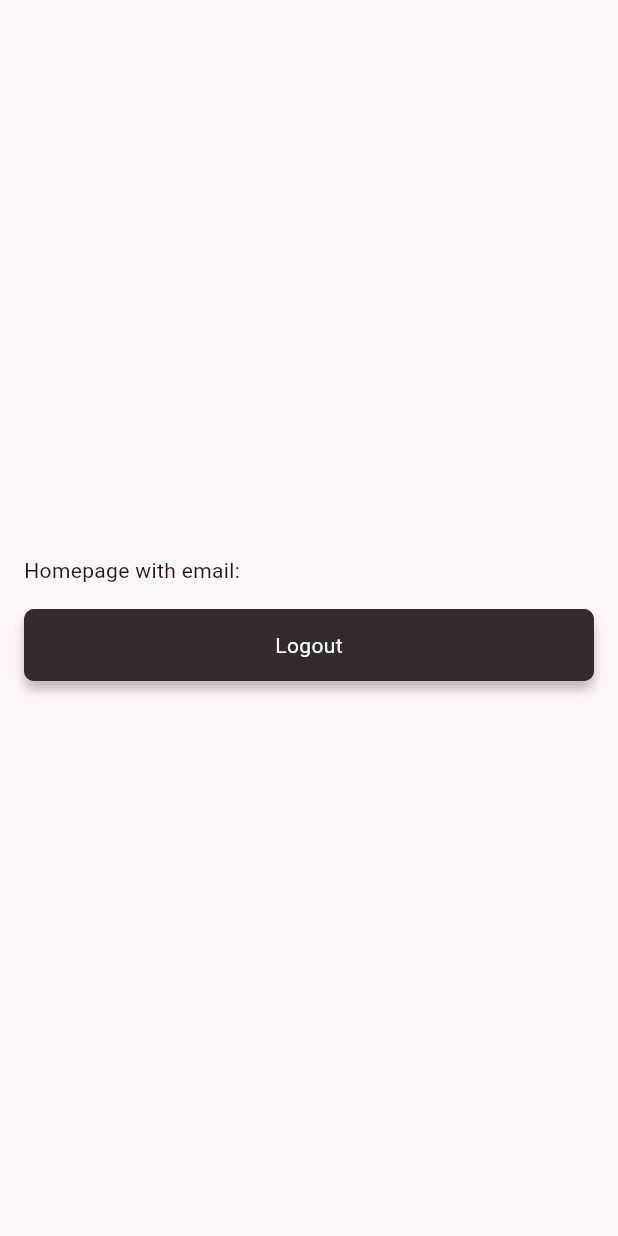
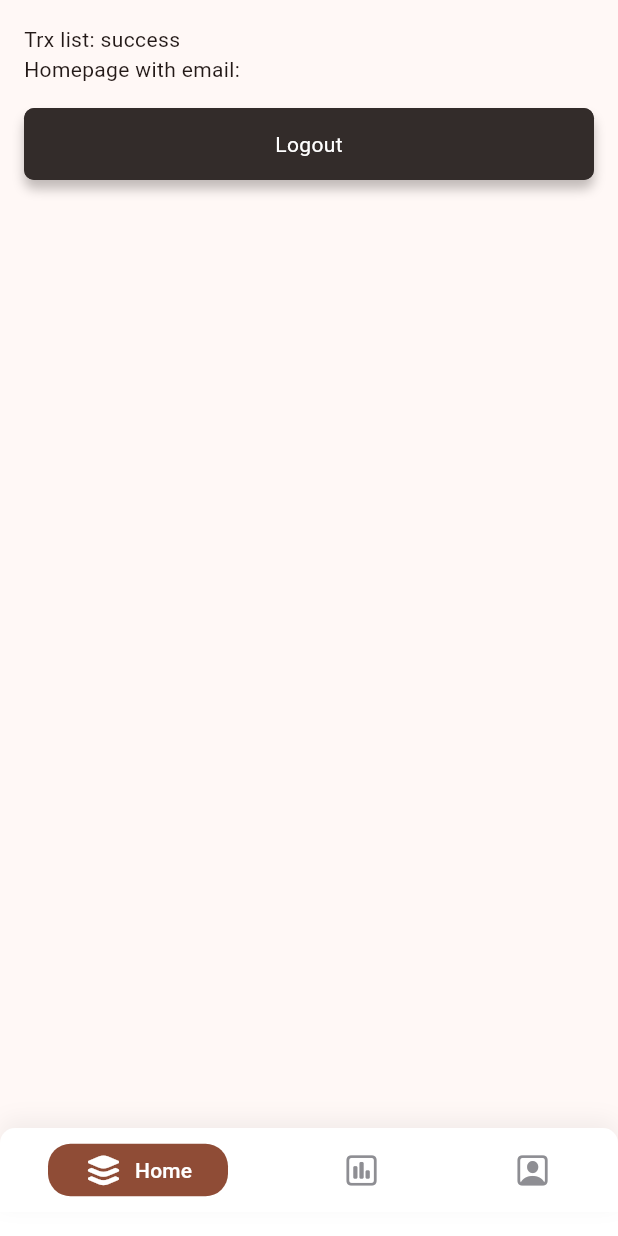
Before and after one commit to 7ANV1R/ThriftyCash, a Flutter app: the screen it shows once a user with an empty profile is signed in, on a phone screen of 412 x 824 dp. Run offline on Flutter 3.47's test engine with Material 3 defaults, Android fonts, the phone set to English and light mode, and no system bars; drawn by our look-alikes of persistent_bottom_nav_bar_v2; our stand-ins replace after_layout, flutter_hooks, flutter_spinkit, fpdart, gap, go_router and 3 more; accounts and stored records are empty.

Commit message:
🏗 added navbar

```diff
--- /dev/null
+++ b/lib/data/api/trx_api.dart
@@ -0,0 +1,37 @@
+import 'package:hooks_riverpod/hooks_riverpod.dart';
+import 'package:supabase_flutter/supabase_flutter.dart';
+import 'package:thrifycash/common/ui/logger.dart';
+
+final trxAPIProvider = Provider((ref) {
+  return TrxAPI(
+    supabaseClient: Supabase.instance.client,
+  );
+});
+
+abstract class ITrxAPI {
+  Future<String> getTrxList();
+}
+
+class TrxAPI implements ITrxAPI {
+  final SupabaseClient _supabaseClient;
+
+  TrxAPI({
+    required SupabaseClient supabaseClient,
+  }) : _supabaseClient = supabaseClient;
+
+  @override
+  Future<String> getTrxList() async {
+    try {
+      _supabaseClient
+          .from('trx_data')
+          .select('note, amount, trx_type, created_at')
+          .order('created_at')
+          .then((value) => LoggerManager.green('TrxAPI.getTrxList $value'));
+
+      return 'success';
+    } catch (e, st) {
+      LoggerManager.red('TrxAPI.getTrxList $e $st');
+      return e.toString();
+    }
+  }
+}
--- a/lib/features/auth/auth_view.dart
+++ b/lib/features/auth/auth_view.dart
@@ -2,7 +2,7 @@ import 'package:flutter/material.dart';
 import 'package:hooks_riverpod/hooks_riverpod.dart';
 import 'package:thrifycash/common/component/loader.dart';
 import 'package:thrifycash/data/api/auth_api.dart';
-import 'package:thrifycash/features/home/homepage.dart';
+import 'package:thrifycash/features/nav_bar/main_layout_page.dart';
 
 import 'login_view.dart';
 
@@ -15,7 +15,7 @@ class AuthPage extends ConsumerWidget {
     return switch (authState) {
       AsyncData(:final value) => value == null
           ? const LoginPage()
-          : HomePage(
+          : MainLayoutPage(
               user: value,
             ),
       AsyncError() => const Scaffold(body: Text('Oops, something unexpected happened')),
--- /dev/null
+++ b/lib/features/home/controller/homepage_controller.dart
@@ -0,0 +1,8 @@
+import 'package:hooks_riverpod/hooks_riverpod.dart';
+
+import '../../../data/api/trx_api.dart';
+
+final trxDataProvider = FutureProvider((ref) async {
+  final trxList = ref.watch(trxAPIProvider).getTrxList();
+  return trxList;
+});
--- a/lib/features/home/homepage.dart
+++ b/lib/features/home/homepage.dart
@@ -7,6 +7,7 @@ import 'package:thrifycash/common/component/snackbar.dart';
 import 'package:thrifycash/common/ui/gap_helper.dart';
 
 import '../auth/controller/auth_controller.dart';
+import 'controller/homepage_controller.dart';
 
 class HomePage extends HookConsumerWidget {
   const HomePage({super.key, required this.user});
@@ -15,14 +16,26 @@ class HomePage extends HookConsumerWidget {
   @override
   Widget build(BuildContext context, WidgetRef ref) {
     final isLoading = useState(false);
+    final trxProv = ref.watch(trxDataProvider);
     return Scaffold(
-      body: Center(
-        child: Padding(
+      body: ListView(
         padding: const EdgeInsets.all(16.0),
-          child: Column(
-            mainAxisAlignment: MainAxisAlignment.center,
-            crossAxisAlignment: CrossAxisAlignment.stretch,
+        // mainAxisAlignment: MainAxisAlignment.center,
+        // crossAxisAlignment: CrossAxisAlignment.stretch,
         children: [
+          trxProv.when(
+            data: (trxList) {
+              return Text('Trx list: $trxList');
+            },
+            loading: () {
+              return const Center(
+                child: CircularProgressIndicator(),
+              );
+            },
+            error: (e, st) {
+              return Text('Error: $e');
+            },
+          ),
           Text('Homepage with email: ${user.email}'),
           kGapSpaceL,
           ColoredFillBtn(
@@ -49,8 +62,6 @@ class HomePage extends HookConsumerWidget {
           ),
         ],
       ),
-        ),
-      ),
     );
   }
 }
--- /dev/null
+++ b/lib/features/nav_bar/main_layout_page.dart
@@ -0,0 +1,135 @@
+import 'dart:async';
+
+import 'package:after_layout/after_layout.dart';
+import 'package:flutter/cupertino.dart';
+import 'package:flutter/material.dart';
+import 'package:hooks_riverpod/hooks_riverpod.dart';
+import 'package:persistent_bottom_nav_bar_v2/persistent-tab-view.dart';
+import 'package:supabase_flutter/supabase_flutter.dart';
+import 'package:thrifycash/features/home/homepage.dart';
+import 'package:thrifycash/features/profile/profile_page.dart';
+
+import '../../common/ui/ui_utils.dart';
+
+final GlobalKey<ScaffoldState> mainLayoutScaffoldKey = GlobalKey();
+
+class MainLayoutPage extends StatefulHookConsumerWidget {
+  const MainLayoutPage({super.key, required this.user});
+  final User user;
+
+  @override
+  ConsumerState<ConsumerStatefulWidget> createState() => _MainLayoutPageState();
+}
+
+class _MainLayoutPageState extends ConsumerState<MainLayoutPage> with AfterLayoutMixin {
+  PersistentTabController controller = PersistentTabController(initialIndex: 0);
+
+  @override
+  FutureOr<void> afterFirstLayout(BuildContext context) async {
+    // await ezSyncAPI.syncDB(ref);
+    // invalidateProvider(ref);
+    // // start timer
+    // Timer.periodic(const Duration(minutes: 5), (timer) async {
+    //   await ezSyncAPI.syncDB(ref);
+    //   invalidateProvider(ref);
+    // });
+  }
+
+  @override
+  Widget build(BuildContext context) {
+    final scheme = getColorScheme(context);
+    return Container(
+      color: scheme.onPrimary,
+      padding: EdgeInsets.only(bottom: MediaQuery.of(context).padding.bottom + 16),
+      child: Scaffold(
+        key: mainLayoutScaffoldKey,
+        // endDrawer: const AppDrawer(),
+        endDrawerEnableOpenDragGesture: false,
+        body: PersistentTabView(
+          context,
+          controller: controller,
+          screens: _buildScreens(),
+          items: _navBarsItems(),
+          confineInSafeArea: false,
+
+          backgroundColor: scheme.onPrimary, // Default is Colors.white.
+          handleAndroidBackButtonPress: true, // Default is true.
+
+          resizeToAvoidBottomInset:
+              true, // This needs to be true if you want to move up the screen when keyboard appears. Default is true.
+          stateManagement: true, // Default is true.
+          hideNavigationBarWhenKeyboardShows:
+              true, // Recommended to set 'resizeToAvoidBottomInset' as true while using this argument. Default is true.
+          decoration: NavBarDecoration(
+            borderRadius: const BorderRadius.vertical(top: Radius.circular(10)),
+            // colorBehindNavBar: scheme.surface,
+            boxShadow: [
+              BoxShadow(
+                color: scheme.shadow.withOpacity(0.05),
+                blurRadius: 12,
+                offset: const Offset(0, -5),
+              ),
+            ],
+          ),
+          popAllScreensOnTapOfSelectedTab: true,
+          popActionScreens: PopActionScreensType.all,
+          itemAnimationProperties: const ItemAnimationProperties(
+            // Navigation Bar's items animation properties.
+            duration: Duration(milliseconds: 200),
+            curve: Curves.ease,
+          ),
+          screenTransitionAnimation: const ScreenTransitionAnimation(
+            // Screen transition animation on change of selected tab.
+            animateTabTransition: true,
+            curve: Curves.ease,
+            duration: Duration(milliseconds: 200),
+          ),
+
+          navBarStyle: NavBarStyle.style10, // Choose the nav bar style with this property.
+        ),
+      ),
+    );
+  }
+
+  List<Widget> _buildScreens() {
+    return [
+      HomePage(
+        user: widget.user,
+      ),
+      const ProfilePage(),
+      const ProfilePage(),
+    ];
+  }
+
+  List<PersistentBottomNavBarItem> _navBarsItems() {
+    return [
+      PersistentBottomNavBarItem(
+        icon: const Icon(
+          CupertinoIcons.layers_alt_fill,
+        ),
+        inactiveIcon: const Icon(CupertinoIcons.layers_alt),
+        title: "Home",
+        textStyle: getTextTheme(context).labelLarge,
+        activeColorPrimary: getColorScheme(context).primary,
+        activeColorSecondary: Colors.white,
+        inactiveColorPrimary: CupertinoColors.systemGrey,
+      ),
+      PersistentBottomNavBarItem(
+        icon: const Icon(CupertinoIcons.chart_bar_square_fill),
+        inactiveIcon: const Icon(CupertinoIcons.chart_bar_square),
+        title: ("Stats"),
+        activeColorPrimary: getColorScheme(context).primary,
+        activeColorSecondary: Colors.white,
+        inactiveColorPrimary: CupertinoColors.systemGrey,
+      ),
+      PersistentBottomNavBarItem(
+        icon: const Icon(CupertinoIcons.person_crop_square_fill),
+        inactiveIcon: const Icon(CupertinoIcons.person_crop_square),
+        title: ("Profile"),
+        activeColorPrimary: getColorScheme(context).primary,
+        activeColorSecondary: Colors.white,
+        inactiveColorPrimary: CupertinoColors.systemGrey,
+      ),
+    ];
+  }
+}
--- /dev/null
+++ b/lib/features/profile/profile_page.dart
@@ -0,0 +1,20 @@
+import 'package:flutter/material.dart';
+import 'package:hooks_riverpod/hooks_riverpod.dart';
+
+class ProfilePage extends StatefulHookConsumerWidget {
+  const ProfilePage({super.key});
+
+  @override
+  ConsumerState<ConsumerStatefulWidget> createState() => _ProfilePageState();
+}
+
+class _ProfilePageState extends ConsumerState<ProfilePage> {
+  @override
+  Widget build(BuildContext context) {
+    return Scaffold(
+      body: Center(
+        child: Text('Profile page'),
+      ),
+    );
+  }
+}
--- a/pubspec.yaml
+++ b/pubspec.yaml
@@ -26,6 +26,8 @@ dependencies:
   flutter_spinkit: ^5.2.0
   fpdart: ^1.1.0
   top_snackbar_flutter: ^3.1.0
+  persistent_bottom_nav_bar_v2: ^4.2.8
+  after_layout: ^1.2.0
 
 dev_dependencies:
   flutter_test:
```
Also changed, not shown: pubspec.lock. Lines whose indentation alone changed are shown as unchanged.
